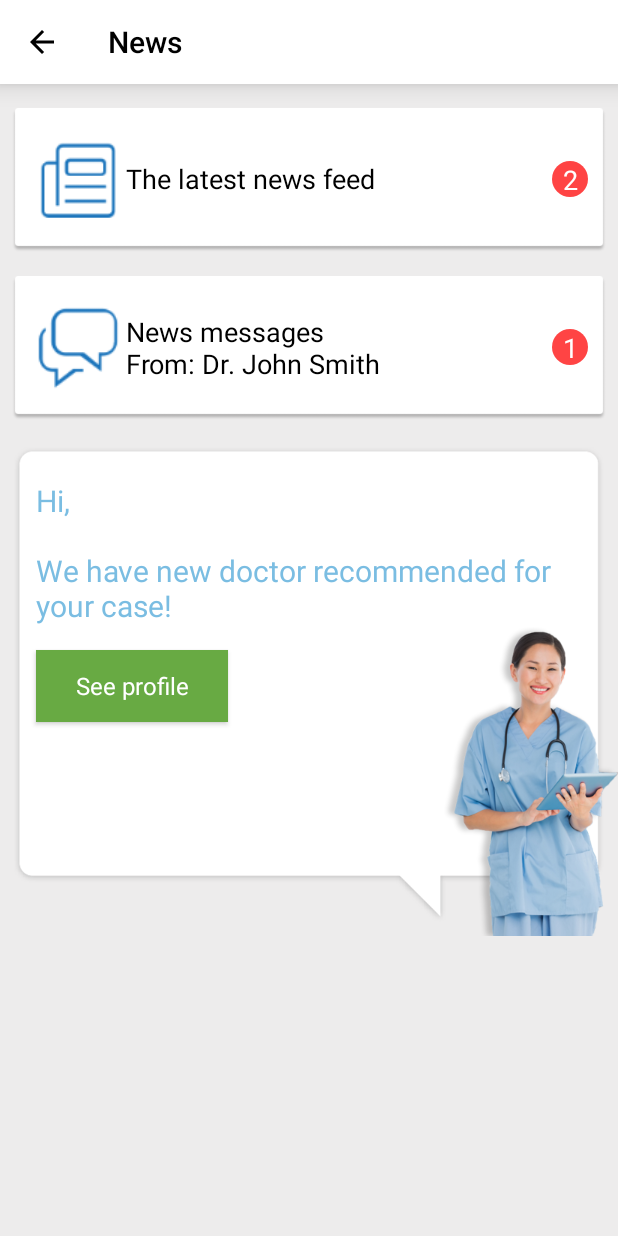
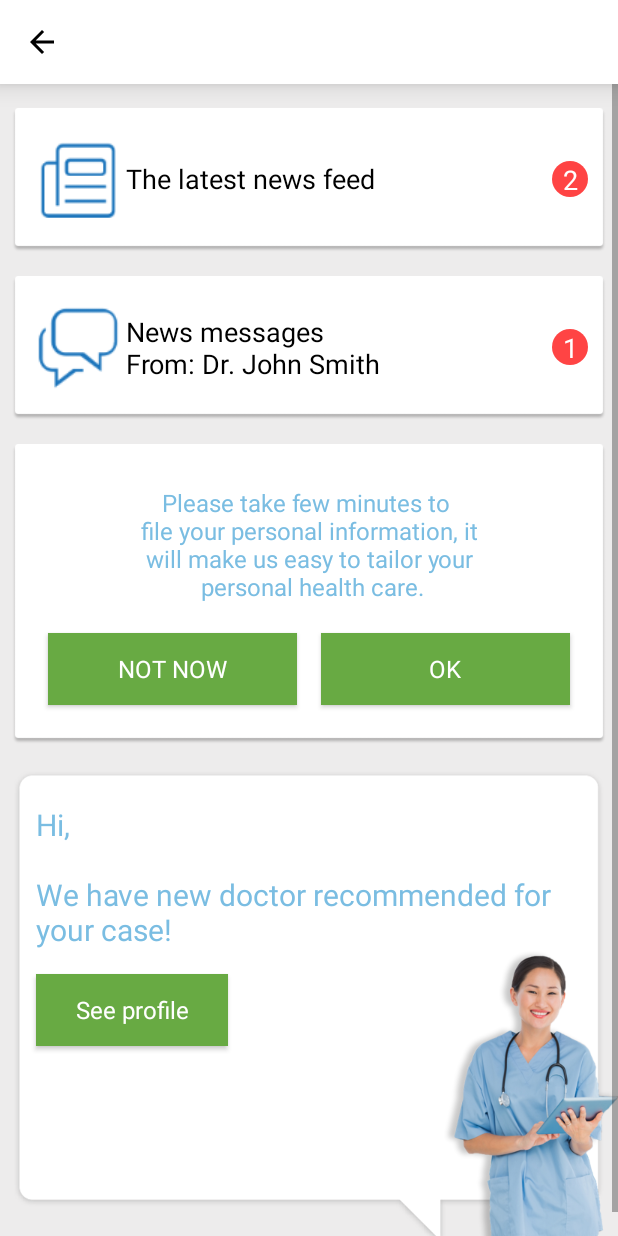
Before and after one commit to thatsmerahul1/android-client, an Android app: the fragment PatientFragment placed in its activity, on a phone screen of 412 x 824 dp. Run offline under Robolectric (Android 15) with nearby library versions, the phone set to English and light mode, and no system bars; our stand-ins replace CircleImageView; libraries missing offline, so code that uses them is left out: com.octo.android; 6 statements that could not run were skipped.

Commit message:
1. White screen issue fix 2. Titles of all fragments are shown properly 3. Profile finish alert 4. Few fixes.

```diff
--- a/app/src/main/java/com/ecarezone/android/patient/config/Constants.java
+++ b/app/src/main/java/com/ecarezone/android/patient/config/Constants.java
@@ -5,7 +5,7 @@
  */
 public class Constants {
 
-    public static String ECARE_ZONE = "ecarezone";
+    public static String ECARE_ZONE = "eCareZone";
 
     public static String API_KEY = "O0mwYEyHQ0c0Knk78Ct9MtJbui9noo9y";
     public static String deviceUnique = "34a5dae02b2156dbdfff8da457922b0d";
--- a/app/src/main/java/com/ecarezone/android/patient/fragment/FirstTimeUserProfileFragment.java
+++ b/app/src/main/java/com/ecarezone/android/patient/fragment/FirstTimeUserProfileFragment.java
@@ -50,7 +50,7 @@
         if (requestCode == CREATE_PROFILE_REQUEST_CODE) {
             if (resultCode == Activity.RESULT_OK) {
                 // profile created. remove the first time profile fragment & show the profile list fragment
-                getActivity().getSupportFragmentManager().popBackStack();
+                //getActivity().getSupportFragmentManager().popBackStack();
                 FragmentTransaction transaction = getFragmentManager().beginTransaction();
                 transaction.remove(this);
                 transaction.replace(R.id.screen_container, new UserProfileFragment());
--- a/app/src/main/java/com/ecarezone/android/patient/fragment/NewsCategoriesFragment.java
+++ b/app/src/main/java/com/ecarezone/android/patient/fragment/NewsCategoriesFragment.java
@@ -30,6 +30,7 @@
 
     public static String NEWS_PARCELABLE = "news";
     public static String NEWS_BUNDLE = "newsBundle";
+    public static String NEWS_CATEGORY_NAME = "newsCategoryName";
 
     private GetNewsResponse mGetNewsResonse = null;
     private GridView mGridView;
@@ -68,9 +69,10 @@
     @Override
     public void onItemClick(AdapterView<?> parent, View view, int position, long id) {
         ArrayList<News> newsList = (ArrayList<News>) mGetNewsResonse.data[position].newsAbstractList;
-        // Add the news list to the bundle and pass it to the intent
+        // Add the news list & its category name to the bundle and pass it to the intent
         Bundle bundle = new Bundle();
         bundle.putParcelableArrayList(NEWS_PARCELABLE, newsList);
+        bundle.putString(NEWS_CATEGORY_NAME, mGetNewsResonse.data[position].newsCategory);
 
         startActivity(new Intent(getApplicationContext(), NewsListActivity.class).putExtra(NEWS_BUNDLE, bundle));
     }
--- a/app/src/main/java/com/ecarezone/android/patient/fragment/NewsListFragment.java
+++ b/app/src/main/java/com/ecarezone/android/patient/fragment/NewsListFragment.java
@@ -34,12 +34,13 @@
 
         Bundle bundle = getArguments();
         mNews = bundle.getParcelableArrayList(NewsCategoriesFragment.NEWS_PARCELABLE);
+        String categoryName = bundle.getString(NewsCategoriesFragment.NEWS_CATEGORY_NAME);
 
         listView.setAdapter(new NewsListAdapter(getApplicationContext(), mNews));
         listView.setOnItemClickListener(this);
 
         ((NewsListActivity) getActivity()).getSupportActionBar()
-                .setTitle(getResources().getText(R.string.news_actionbar_title));
+                .setTitle(categoryName);
         return view;
     }
 
--- a/app/src/main/java/com/ecarezone/android/patient/fragment/PatientFragment.java
+++ b/app/src/main/java/com/ecarezone/android/patient/fragment/PatientFragment.java
@@ -1,6 +1,10 @@
 package com.ecarezone.android.patient.fragment;
 
+import android.app.Activity;
+import android.content.Intent;
+import android.os.AsyncTask;
 import android.os.Bundle;
+import android.util.Log;
 import android.view.LayoutInflater;
 import android.view.View;
 import android.view.ViewGroup;
@@ -10,12 +14,21 @@
 import android.widget.Toast;
 
 import com.ecarezone.android.patient.MainActivity;
+import com.ecarezone.android.patient.ProfileDetailsActivity;
 import com.ecarezone.android.patient.R;
+import com.ecarezone.android.patient.config.Constants;
+import com.ecarezone.android.patient.model.UserProfile;
+import com.ecarezone.android.patient.model.database.ProfileDbApi;
 
 /**
  * Created by CHAO WEI on 5/12/2015.
  */
 public class PatientFragment extends EcareZoneBaseFragment implements View.OnClickListener {
+
+    private String TAG = PatientFragment.class.getSimpleName();
+
+    private LinearLayout mProfileFinishReminderLayout = null;
+
     @Override
     protected String getCallerName() {
         return PatientFragment.class.getSimpleName();
@@ -35,10 +48,20 @@
         LinearLayout recommendedDoctorLayout = (LinearLayout) view.findViewById(R.id.recommendedDoctorLayout);
         //TODO hide or show this recommended doctor layout based on data.
         //recommendedDoctorLayout.setVisibility(View.GONE);
-        Button viewDoctorProfileButton= (Button) view.findViewById(R.id.viewDoctorProfile);
+        Button viewDoctorProfileButton = (Button) view.findViewById(R.id.viewDoctorProfile);
         viewDoctorProfileButton.setOnClickListener(this);
 
+        mProfileFinishReminderLayout = (LinearLayout) view.findViewById(R.id.profileFinishReminderLayout);
+        new ProfileFinishedAsyncTask().execute();
+
         return view;
+    }
+
+    @Override
+    public void onResume() {
+        super.onResume();
+        ((MainActivity) getActivity()).getSupportActionBar().setTitle(Constants.ECARE_ZONE);
+        new ProfileFinishedAsyncTask().execute();
     }
 
     @Override
@@ -48,11 +71,52 @@
                 ((MainActivity) getActivity()).onNavigationChanged(R.layout.frag_news_categories, null);
                 break;
             case R.id.chatAlertLayout:
-                Toast.makeText(getActivity(), "No chat available",Toast.LENGTH_LONG).show();
+                Toast.makeText(getActivity(), "No chat available", Toast.LENGTH_LONG).show();
                 break;
             case R.id.viewDoctorProfile:
                 // TODO call the doctor profile activity.
                 break;
+            case R.id.button_finish_profile_ok:
+                ProfileDbApi profileDbApi = new ProfileDbApi(getApplicationContext());
+                UserProfile profile = profileDbApi.getMyProfile();
+                String profileId = profile.profileId;
+                startActivityForResult(new Intent(getApplicationContext(), ProfileDetailsActivity.class)
+                        .putExtra(ProfileDetailsActivity.IS_NEW_PROFILE, false)
+                        .putExtra(ProfileDetailsActivity.PROFILE_ID, profileId), UserProfileFragment.VIEW_PROFILE_REQUEST_CODE);
+                break;
         }
     }
+
+    class ProfileFinishedAsyncTask extends AsyncTask<Void, Void, Boolean> {
+
+        @Override
+        protected Boolean doInBackground(Void... params) {
+            ProfileDbApi profileDbApi = new ProfileDbApi(getApplicationContext());
+            return profileDbApi.isMyProfileComplete();
+        }
+
+        @Override
+        protected void onPostExecute(Boolean aBoolean) {
+            if (aBoolean) {
+                // profile is finished. so remove this layout
+                mProfileFinishReminderLayout.setVisibility(View.GONE);
+            } else {
+                mProfileFinishReminderLayout.setVisibility(View.VISIBLE);
+                Button button_finish_profile_ok = (Button) mProfileFinishReminderLayout.findViewById(R.id.button_finish_profile_ok);
+                button_finish_profile_ok.setOnClickListener(PatientFragment.this);
+            }
+        }
+    }
+
+    @Override
+    public void onActivityResult(int requestCode, int resultCode, Intent data) {
+        if (requestCode == UserProfileFragment.VIEW_PROFILE_REQUEST_CODE) {
+            if (resultCode == Activity.RESULT_OK) {
+                Log.d(TAG, "Successfully updated the profile");
+            } else {
+                Log.d(TAG, "No profile changes done:");
+            }
+        }
+        super.onActivityResult(requestCode, resultCode, data);
+    }
 }
--- a/app/src/main/java/com/ecarezone/android/patient/fragment/UserProfileDetailsFragment.java
+++ b/app/src/main/java/com/ecarezone/android/patient/fragment/UserProfileDetailsFragment.java
@@ -471,6 +471,7 @@
             profile.weight = response.weight;
             profile.avatarUrl = response.avatarUrl;
             profile.profileId = response.profileId;
+            profile.ethnicity = response.ethnicity;
             profile.gender = response.gender;
             profile.birthdate = response.birthdate;
             return profile;
--- a/app/src/main/java/com/ecarezone/android/patient/fragment/UserProfileFragment.java
+++ b/app/src/main/java/com/ecarezone/android/patient/fragment/UserProfileFragment.java
@@ -25,7 +25,7 @@
 public class UserProfileFragment extends EcareZoneBaseFragment implements
         AdapterView.OnItemClickListener {
 
-    private int VIEW_PROFILE_REQUEST_CODE = 1001;
+    public static int VIEW_PROFILE_REQUEST_CODE = 1001;
     ArrayList<UserProfile> mProfiesList;
     private ListView listView;
     private ProfilesAdapter adapter;
--- a/app/src/main/java/com/ecarezone/android/patient/model/UserProfile.java
+++ b/app/src/main/java/com/ecarezone/android/patient/model/UserProfile.java
@@ -45,11 +45,13 @@
     @Expose
     @DatabaseField
     public String birthdate;
+    @DatabaseField
+    public boolean isComplete;
 
     public UserProfile() {
     }
 
     public String toString() {
-        return profileName + " " + email + " " + height + " " + name + " " + address + " " + weight + " " + avatarUrl + " " + profileId + " " + ethnicity + " " + gender + " " + birthdate;
+        return profileName + " " + email + " " + height + " " + name + " " + address + " " + weight + " " + avatarUrl + " " + profileId + " " + ethnicity + " " + gender + " " + birthdate + " " + isComplete;
     }
 }
--- a/app/src/main/java/com/ecarezone/android/patient/model/database/DbContract.java
+++ b/app/src/main/java/com/ecarezone/android/patient/model/database/DbContract.java
@@ -38,5 +38,6 @@
         public static final String COLUMN_NAME_WEIGHT = "weight";
         public static final String COLUMN_NAME_GENDER = "gender";
         public static final String COLUMN_NAME_AVATAR_URL = "avatarUrl";
+        public static final String COLUMN_NAME_IS_COMPLETE = "isComplete";
     }
 }
--- a/app/src/main/java/com/ecarezone/android/patient/model/database/DbHelper.java
+++ b/app/src/main/java/com/ecarezone/android/patient/model/database/DbHelper.java
@@ -76,9 +76,9 @@
         return mUserDao;
     }
 
-    // user data-access-object(Dao).
+    // Chat data-access-object(Dao).
     public Dao<Chat, Integer> getChatDao() throws SQLException {
-        if (mUserDao == null) {
+        if (mChatDao == null) {
             mChatDao = getDao(Chat.class);
         }
         return mChatDao;
--- a/app/src/main/java/com/ecarezone/android/patient/model/rest/CreateProfileResponse.java
+++ b/app/src/main/java/com/ecarezone/android/patient/model/rest/CreateProfileResponse.java
@@ -26,12 +26,14 @@
     @Expose
     public String profileId;
     @Expose
+    public String ethnicity;
+    @Expose
     public String gender;
     @Expose
     public String birthdate;
 
     @Override
     public String toString() {
-        return profileName + ":" + email + ":" + height + ":" + name + ":" + address + ":" + weight + ":" + avatarUrl + ":" + profileId + ":" + gender + ":" + birthdate;
+        return profileName + ":" + email + ":" + height + ":" + name + ":" + address + ":" + weight + ":" + avatarUrl + ":" + profileId + ":" + ethnicity + ":" + gender + ":" + birthdate;
     }
 }
--- a/app/src/main/res/layout/frag_patient_main.xml
+++ b/app/src/main/res/layout/frag_patient_main.xml
@@ -118,6 +118,56 @@
 
         </LinearLayout>
 
+        <LinearLayout
+            android:id="@+id/profileFinishReminderLayout"
+            android:layout_width="match_parent"
+            android:layout_height="wrap_content"
+            android:layout_margin="8dp"
+            android:padding="8dp"
+            android:background="@drawable/blue_rectangle_layout_selector"
+            android:orientation="vertical"
+            android:visibility="gone">
+
+            <TextView
+                android:layout_width="match_parent"
+                android:layout_height="wrap_content"
+                android:layout_margin="4dp"
+                android:gravity="center"
+                android:paddingTop="16dp"
+                android:text="@string/welcome_personal_profile"
+                android:textColor="@color/ecarezone_blue_light"
+                android:textSize="@dimen/text_size_normal" />
+
+            <LinearLayout
+                android:layout_width="match_parent"
+                android:layout_height="wrap_content"
+                android:layout_margin="8dp"
+                android:orientation="horizontal"
+                android:paddingBottom="2dp">
+
+                <Button
+                    android:id="@+id/button_welcome_not_now"
+                    style="@style/EcareZoneGreenButton"
+                    android:layout_width="wrap_content"
+                    android:layout_height="wrap_content"
+                    android:layout_margin="8dp"
+                    android:layout_weight="1"
+                    android:text="@string/welcome_button_not_now" />
+
+                <Button
+                    android:id="@+id/button_finish_profile_ok"
+                    style="@style/EcareZoneGreenButton"
+                    android:layout_width="wrap_content"
+                    android:layout_height="wrap_content"
+                    android:layout_margin="8dp"
+                    android:layout_weight="1"
+                    android:text="@string/welcome_button_ok" />
+
+            </LinearLayout>
+
+        </LinearLayout>
+
+
         <RelativeLayout
             android:id="@+id/doctorRecommendationLayout"
             android:layout_width="wrap_content"
@@ -164,8 +214,6 @@
                 android:src="@drawable/welcome_nurse" />
         </RelativeLayout>
 
-
-
     </LinearLayout>
 
 </ScrollView>
--- a/app/src/main/res/layout/template_news_categories_item.xml
+++ b/app/src/main/res/layout/template_news_categories_item.xml
@@ -23,12 +23,9 @@
         android:layout_marginBottom="2dp"
         android:gravity="center"
         android:minHeight="46dp"
-        android:text="@string/news_categories_family"
         android:textColor="@android:color/black"
         android:background="@color/ecarezone_news_categories_text_view_background_white"
         android:textSize="18sp"
         android:paddingBottom="8dp"/>
 
-
-
 </RelativeLayout>
```
Also changed, not shown: app/src/main/java/com/ecarezone/android/patient/MainActivity.java (+5 -3 lines), app/src/main/java/com/ecarezone/android/patient/model/database/ProfileDbApi.java (+68 -0 lines), app/src/main/java/com/ecarezone/android/patient/utils/ImageUtil.java (+7 -1 lines), app/src/main/res/values/strings.xml (+1 -7 lines).
